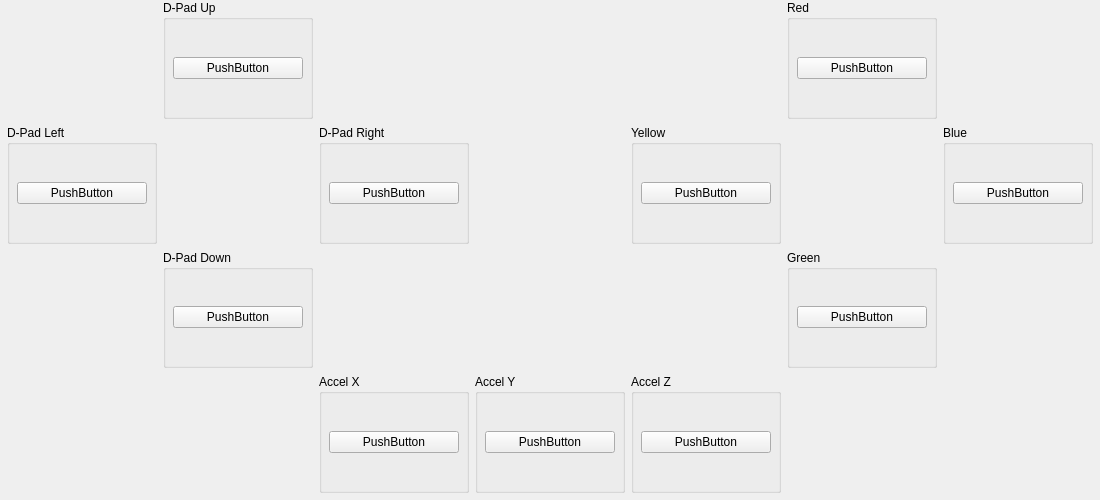
Above: pcsx2-qt/Settings/USBBindingWidget_RealPlay.ui from PCSX2/pcsx2 before the change. Below: the same form after it.
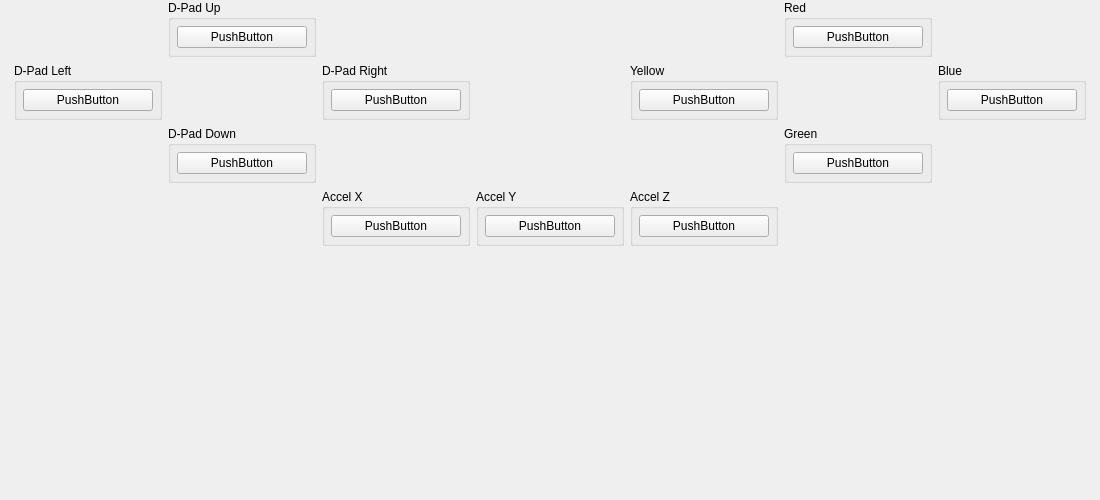
That is the form after the change. Custom widgets are drawn as their Qt base class.

Patch:
```diff
--- a/pcsx2-qt/Settings/USBBindingWidget_RealPlay.ui
+++ b/pcsx2-qt/Settings/USBBindingWidget_RealPlay.ui
@@ -472,21 +472,39 @@
    <item row="0" column="0" rowspan="4">
     <spacer name="horizontalSpacer0">
      <property name="orientation">
-      <enum>Qt::Horizontal</enum>
+      <enum>Qt::Orientation::Horizontal</enum>
+     </property>
+     <property name="sizeHint" stdset="0">
+      <size>
+       <width>0</width>
+       <height>0</height>
+      </size>
      </property>
     </spacer>
    </item>
    <item row="0" column="8" rowspan="4">
     <spacer name="horizontalSpacer8">
      <property name="orientation">
-      <enum>Qt::Horizontal</enum>
+      <enum>Qt::Orientation::Horizontal</enum>
+     </property>
+     <property name="sizeHint" stdset="0">
+      <size>
+       <width>0</width>
+       <height>0</height>
+      </size>
      </property>
     </spacer>
    </item>
    <item row="4" column="1" colspan="7">
     <spacer name="verticalSpacer">
      <property name="orientation">
-      <enum>Qt::Vertical</enum>
+      <enum>Qt::Orientation::Vertical</enum>
+     </property>
+     <property name="sizeHint" stdset="0">
+      <size>
+       <width>0</width>
+       <height>0</height>
+      </size>
      </property>
     </spacer>
    </item>
```
Left out of the diff: 13 changed lines with no effect on the pictures.
